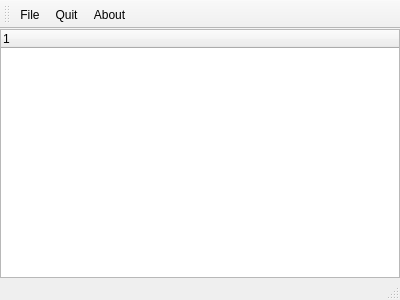
This is mainwindow.ui in ipr/qLhaTool as Qt 5 draws it before an edit. The edited form follows.
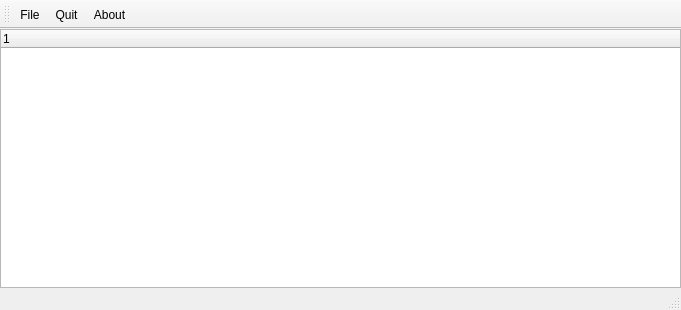
This is the edited form.

```diff
--- a/mainwindow.ui
+++ b/mainwindow.ui
@@ -6,8 +6,8 @@
    <rect>
     <x>0</x>
     <y>0</y>
-    <width>400</width>
-    <height>300</height>
+    <width>681</width>
+    <height>310</height>
    </rect>
   </property>
   <property name="windowTitle">
```
Left out of the diff: 2 changed lines with no effect on the pictures.
